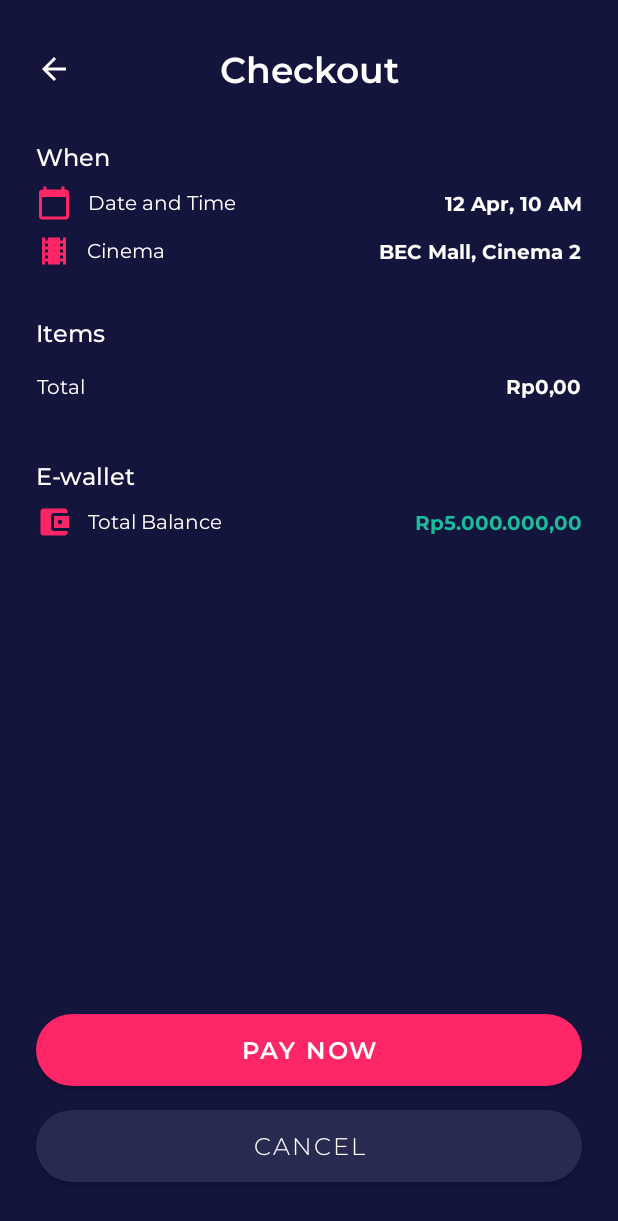
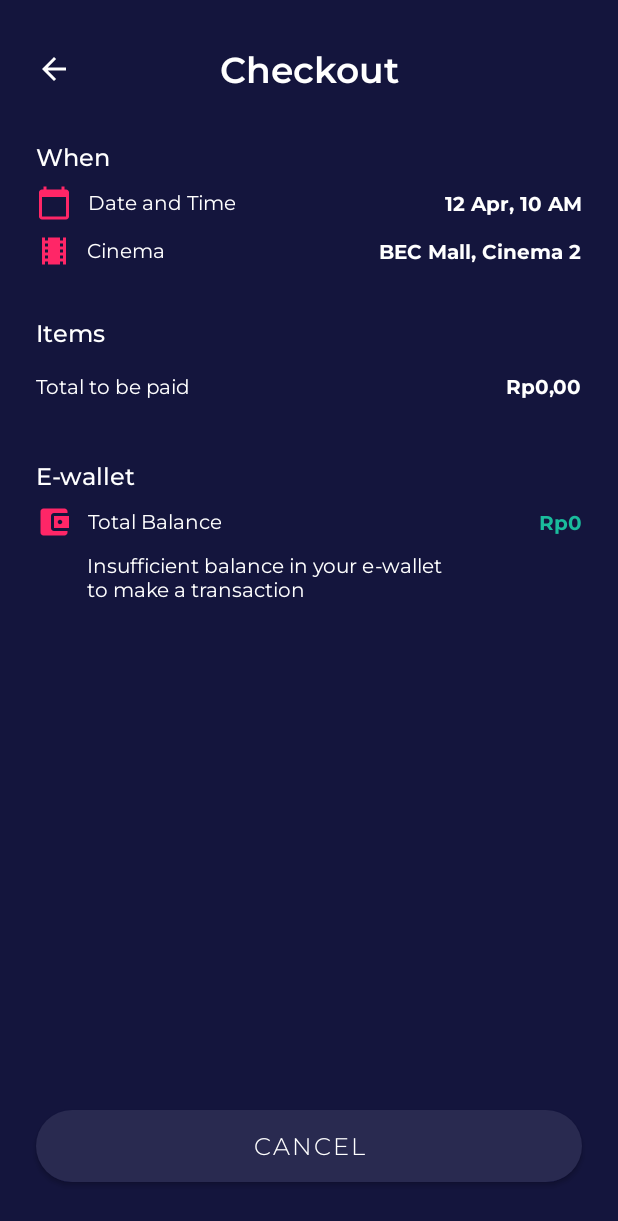
Before and after one commit to riyandifirman/movie-ticket-app, an Android app: the CheckoutActivity screen opened directly, with no data from a screen before it, on a phone screen of 412 x 824 dp. Shown: the top 1221 px of the screen. Run offline under Robolectric (Android 15) with nearby library versions, the phone set to English and light mode, and no system bars; 1 statement that could not run was skipped.

Commit message:
update checkout activity

```diff
--- a/app/src/main/java/com/riyandifirman/movie/MovieDetailActivity.kt
+++ b/app/src/main/java/com/riyandifirman/movie/MovieDetailActivity.kt
@@ -9,6 +9,7 @@ import com.bumptech.glide.Glide
 import com.google.firebase.database.*
 import com.riyandifirman.movie.home.dashboard.PlaysAdapter
 import com.riyandifirman.movie.checkout.ChooseSeatActivity
+import com.riyandifirman.movie.home.HomeActivity
 import com.riyandifirman.movie.model.Movie
 import com.riyandifirman.movie.model.Plays
 import kotlinx.android.synthetic.main.activity_movie_detail.*
@@ -45,7 +46,7 @@ class MovieDetailActivity : AppCompatActivity() {
         }
 
         iv_back.setOnClickListener {
-            finish()
+            startActivity(Intent(this@MovieDetailActivity, HomeActivity::class.java))
         }
     }
 
--- a/app/src/main/java/com/riyandifirman/movie/checkout/CheckoutActivity.kt
+++ b/app/src/main/java/com/riyandifirman/movie/checkout/CheckoutActivity.kt
@@ -8,6 +8,7 @@ import android.graphics.BitmapFactory
 import android.graphics.Color
 import androidx.appcompat.app.AppCompatActivity
 import android.os.Bundle
+import android.view.View
 import androidx.core.app.NotificationCompat
 import androidx.recyclerview.widget.LinearLayoutManager
 import com.riyandifirman.movie.R
@@ -16,6 +17,9 @@ import com.riyandifirman.movie.model.Checkout
 import com.riyandifirman.movie.model.Movie
 import com.riyandifirman.movie.utils.Preferences
 import kotlinx.android.synthetic.main.activity_checkout.*
+import java.text.NumberFormat
+import java.util.*
+import kotlin.collections.ArrayList
 
 class CheckoutActivity : AppCompatActivity() {
 
@@ -35,24 +39,39 @@ class CheckoutActivity : AppCompatActivity() {
             total += dataList[a].price!!.toInt()
         }
 
-        dataList.add(Checkout("Total", total.toString()))
+        dataList.add(Checkout("Total to be paid", total.toString()))
 
         rv_checkout.layoutManager = LinearLayoutManager(this)
         rv_checkout.adapter = CheckoutAdapter(dataList) {
         }
 
-        btn_pay_now.setOnClickListener{
+        btn_pay_now.setOnClickListener {
             startActivity(Intent(this, CheckoutSuccessActivity::class.java))
 
             showNotif(data!!)
         }
 
-        btn_cancel.setOnClickListener{
+        btn_cancel.setOnClickListener {
             startActivity(Intent(this, ChooseSeatActivity::class.java))
         }
 
-        iv_back.setOnClickListener{
+        iv_back.setOnClickListener {
             startActivity(Intent(this, ChooseSeatActivity::class.java))
+        }
+
+        if (preferences.getValue("balance")!!.isNotEmpty()) {
+            val localeID = Locale("in", "ID")
+            val formatRupiah = NumberFormat.getCurrencyInstance(localeID)
+            tv_balance.setText(formatRupiah.format(preferences.getValue("balance")!!.toDouble()))
+            btn_pay_now.visibility = View.VISIBLE
+            tv_alert.visibility = View.INVISIBLE
+
+        } else {
+            tv_balance.setText("Rp0")
+            btn_pay_now.visibility = View.INVISIBLE
+            tv_alert.visibility = View.VISIBLE
+            tv_alert.text = "Insufficient balance in your e-wallet\n" +
+                    "to make a transaction"
         }
     }
 
--- a/app/src/main/java/com/riyandifirman/movie/checkout/CheckoutAdapter.kt
+++ b/app/src/main/java/com/riyandifirman/movie/checkout/CheckoutAdapter.kt
@@ -15,33 +15,33 @@ import java.util.*
 
 class CheckoutAdapter(private var data: List<Checkout>,
                       private val listener: (Checkout) -> Unit)
-    : RecyclerView.Adapter<CheckoutAdapter.ViewHolder>() {
+    : RecyclerView.Adapter<CheckoutAdapter.LeagueViewHolder>() {
 
     lateinit var contextAdapter: Context
 
     override fun onCreateViewHolder(
         parent: ViewGroup,
         viewType: Int
-    ): CheckoutAdapter.ViewHolder {
+    ): LeagueViewHolder {
         val layoutInflater = LayoutInflater.from(parent.context)
         contextAdapter = parent.context
-        val inflatedView = layoutInflater.inflate(R.layout.row_item_checkout, parent, false)
-        return ViewHolder(inflatedView)
+        val inflatedView: View = layoutInflater.inflate(R.layout.row_item_checkout, parent, false)
+        return LeagueViewHolder(inflatedView)
     }
 
-    override fun onBindViewHolder(holder: CheckoutAdapter.ViewHolder, position: Int) {
-        holder.bindItem(data[position], listener, contextAdapter)
+    override fun onBindViewHolder(holder: LeagueViewHolder, position: Int) {
+        holder.bindItem(data[position], listener, contextAdapter, position)
     }
 
     override fun getItemCount(): Int = data.size
 
-    class ViewHolder(view : View) : RecyclerView.ViewHolder(view) {
+    class LeagueViewHolder(view : View) : RecyclerView.ViewHolder(view) {
         private val tvTitle:TextView = view.findViewById(R.id.tv_seat)
         private val tvPrice:TextView = view.findViewById(R.id.tv_price)
 
-        fun bindItem(data:Checkout, listener: (Checkout) -> Unit, context: Context){
+        fun bindItem(data:Checkout, listener: (Checkout) -> Unit, context: Context, position: Int) {
 
-            val localID = Locale("id", "ID")
+            val localID = Locale("in", "ID")
             val formatRupiah = NumberFormat.getCurrencyInstance(localID)
             tvPrice.setText(formatRupiah.format(data.price!!.toDouble()))
 
--- a/app/src/main/java/com/riyandifirman/movie/checkout/CheckoutSuccessActivity.kt
+++ b/app/src/main/java/com/riyandifirman/movie/checkout/CheckoutSuccessActivity.kt
@@ -5,12 +5,18 @@ import androidx.appcompat.app.AppCompatActivity
 import android.os.Bundle
 import com.riyandifirman.movie.R
 import com.riyandifirman.movie.home.HomeActivity
+import com.riyandifirman.movie.home.ticket.TicketActivity
 import kotlinx.android.synthetic.main.activity_checkout_success.*
 
 class CheckoutSuccessActivity : AppCompatActivity() {
     override fun onCreate(savedInstanceState: Bundle?) {
         super.onCreate(savedInstanceState)
         setContentView(R.layout.activity_checkout_success)
+
+        btn_ticket.setOnClickListener {
+            finishAffinity()
+            startActivity(Intent(this, TicketActivity::class.java))
+        }
 
         btn_home.setOnClickListener {
             finishAffinity()
--- a/app/src/main/java/com/riyandifirman/movie/checkout/ChooseSeatActivity.kt
+++ b/app/src/main/java/com/riyandifirman/movie/checkout/ChooseSeatActivity.kt
@@ -80,7 +80,7 @@ class ChooseSeatActivity : AppCompatActivity() {
         }
 
         iv_back.setOnClickListener{
-            finish()
+            startActivity(Intent(this@ChooseSeatActivity, MovieDetailActivity::class.java))
         }
     }
 
--- a/app/src/main/res/layout/activity_checkout.xml
+++ b/app/src/main/res/layout/activity_checkout.xml
@@ -212,4 +212,17 @@
         app:layout_constraintEnd_toEndOf="parent"
         app:layout_constraintTop_toTopOf="@+id/textView34" />
 
+    <TextView
+        android:id="@+id/tv_alert"
+        android:layout_width="wrap_content"
+        android:layout_height="wrap_content"
+        android:layout_marginStart="58dp"
+        android:layout_marginTop="8dp"
+        android:fontFamily="@font/m_regular"
+        android:text="TextView"
+        android:textColor="@color/white"
+        android:textSize="13sp"
+        app:layout_constraintStart_toStartOf="parent"
+        app:layout_constraintTop_toBottomOf="@+id/textView34" />
+
 </androidx.constraintlayout.widget.ConstraintLayout>
--- a/app/src/main/res/layout/activity_my_wallet.xml
+++ b/app/src/main/res/layout/activity_my_wallet.xml
@@ -81,8 +81,8 @@
         android:layout_width="0dp"
         android:layout_height="460dp"
         android:layout_marginStart="24dp"
+        android:layout_marginTop="16dp"
         android:layout_marginEnd="24dp"
-        app:layout_constraintBottom_toBottomOf="parent"
         app:layout_constraintEnd_toEndOf="parent"
         app:layout_constraintStart_toStartOf="parent"
         app:layout_constraintTop_toBottomOf="@+id/textView38" />
```
